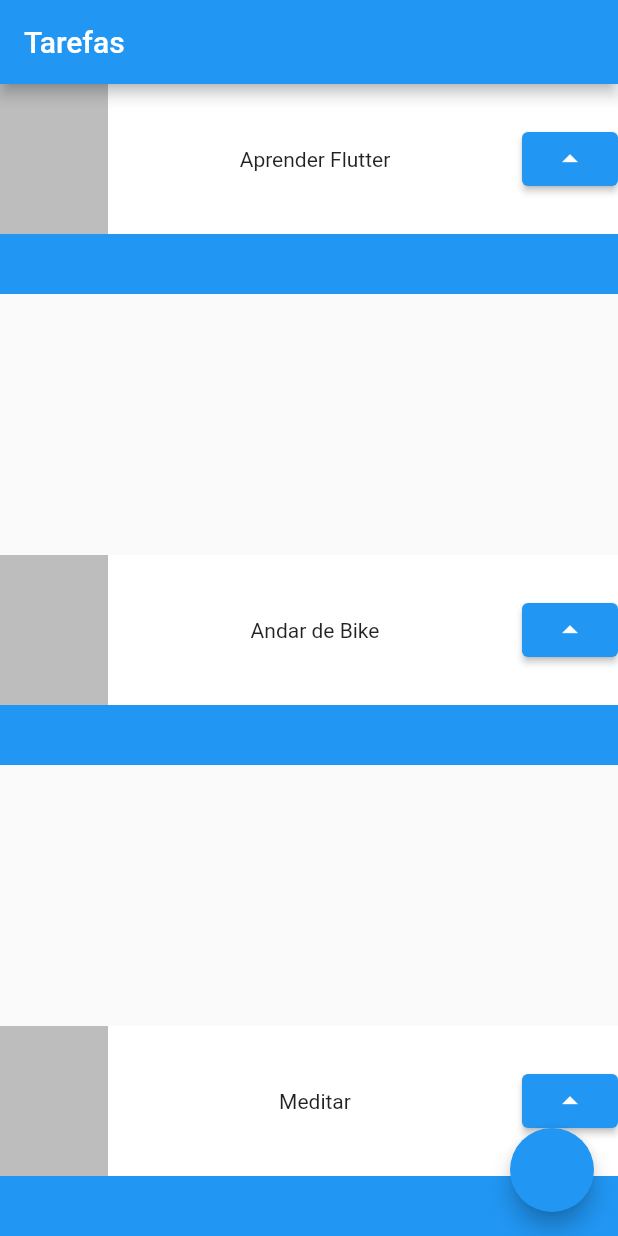
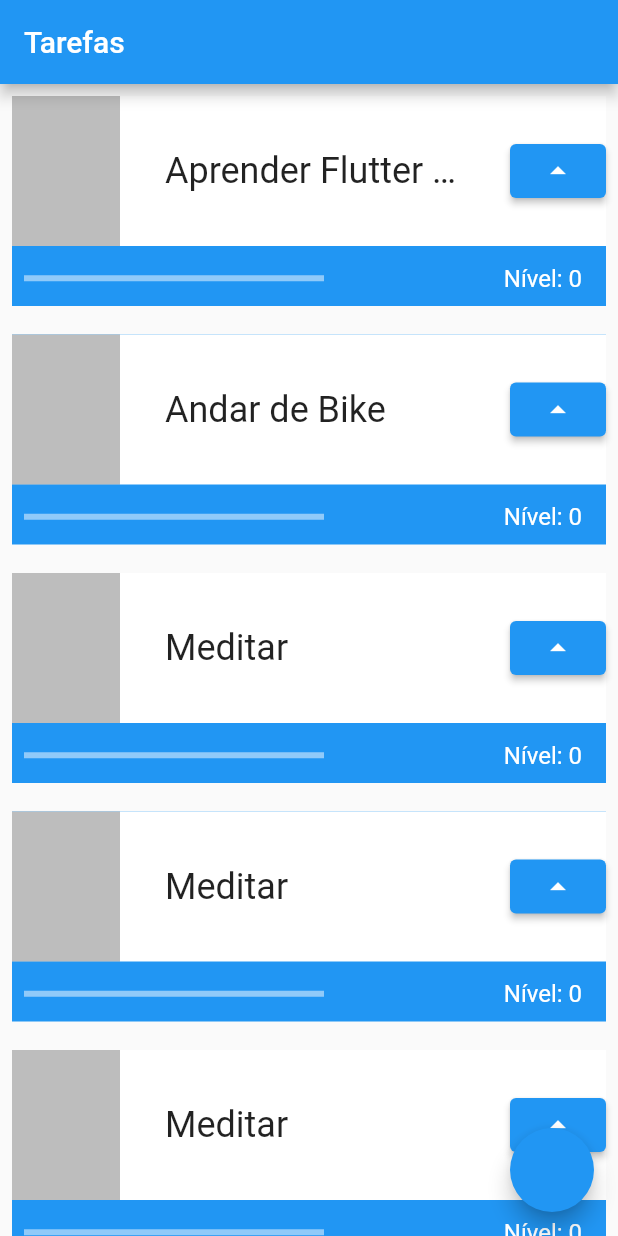
Before and after one commit to wellington86333/flutter_tarefas, a Flutter app: the screen it shows after launch, on a phone screen of 412 x 824 dp. Run offline on Flutter 3.47's test engine with Material 2 defaults, Android fonts, the phone set to English and light mode, and no system bars.

Commit message:
Continuando o projeto

```diff
--- a/lib/main.dart
+++ b/lib/main.dart
@@ -18,11 +18,21 @@ class MyApp extends StatelessWidget {
         appBar: AppBar(
           title: Text("Tarefas"),
         ),
-        body: Column(
-          mainAxisAlignment: MainAxisAlignment.spaceBetween,
+        body: ListView(
           children: [
-            Task("Aprender Flutter"),
+            Task("Aprender Flutter no café da manhã comendo sucrilhos"),
             Task("Andar de Bike"),
+            Task("Meditar"),
+            Task("Meditar"),
+            Task("Meditar"),
+            Task("Meditar"),
+            Task("Meditar"),
+            Task("Meditar"),
+            Task("Meditar"),
+            Task("Meditar"),
+            Task("Meditar"),
+            Task("Meditar"),
+            Task("Meditar"),
             Task("Meditar"),
           ],
         ),
@@ -32,19 +42,29 @@ class MyApp extends StatelessWidget {
   }
 }
 
-class Task extends StatelessWidget {
+class Task extends StatefulWidget {
   final String nome;
   const Task(this.nome, {super.key});
 
   @override
+  State<Task> createState() => _TaskState();
+}
+
+class _TaskState extends State<Task> {
+  int nivel = 0;
+  @override
   Widget build(BuildContext context) {
-    return Container(
+    return Padding(
+      padding: const EdgeInsets.all(8.0),
+      child: Container(
         child: Stack(
           children: [
             Container(
               color: Colors.blue,
               height: 140,
             ),
+            Column(
+              children: [
                 Container(
                   color: Colors.white,
                   height: 100,
@@ -56,13 +76,49 @@ class Task extends StatelessWidget {
                         width: 72,
                         height: 100,
                       ),
-                Text(nome),
+                      Container(
+                          width: 200,
+                          child: Text(
+                            widget.nome,
+                            style: TextStyle(
+                                fontSize: 24, overflow: TextOverflow.ellipsis),
+                          )),
                       ElevatedButton(
-                    onPressed: () {}, child: Icon(Icons.arrow_drop_up))
+                          onPressed: () {
+                            setState(() {
+                              nivel++;
+                            });
+                            print(nivel);
+                          },
+                          child: Icon(Icons.arrow_drop_up))
                     ],
                   ),
-          )
+                ),
+                Row(
+                  mainAxisAlignment: MainAxisAlignment.spaceBetween,
+                  children: [
+                    Padding(
+                      padding: const EdgeInsets.all(8.0),
+                      child: Container(
+                          width: 200,
+                          child: LinearProgressIndicator(
+                            color: Colors.white,
+                            value: nivel / 10,
+                          )),
+                    ),
+                    Padding(
+                      padding: const EdgeInsets.all(12.0),
+                      child: Text(
+                        "Nível: $nivel ",
+                        style: TextStyle(color: Colors.white, fontSize: 16),
+                      ),
+                    ),
                   ],
+                ),
+              ],
+            ),
+          ],
+        ),
       ),
     );
   }
```
Lines whose indentation alone changed are shown as unchanged.
